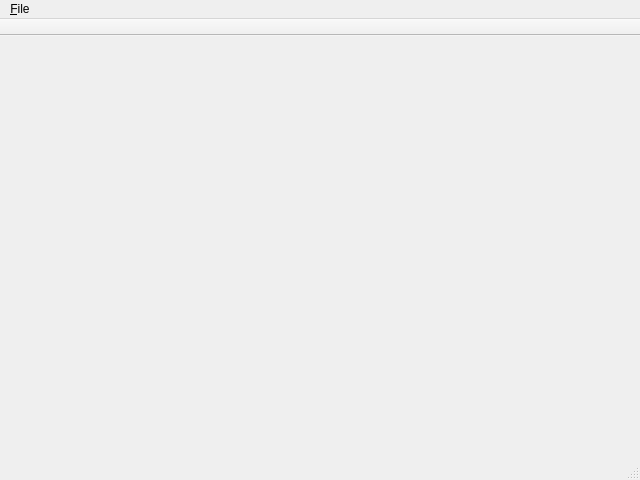
Above: application/ui/swiim.ui from eidorb/swiim before the change. Below: the same form after it.
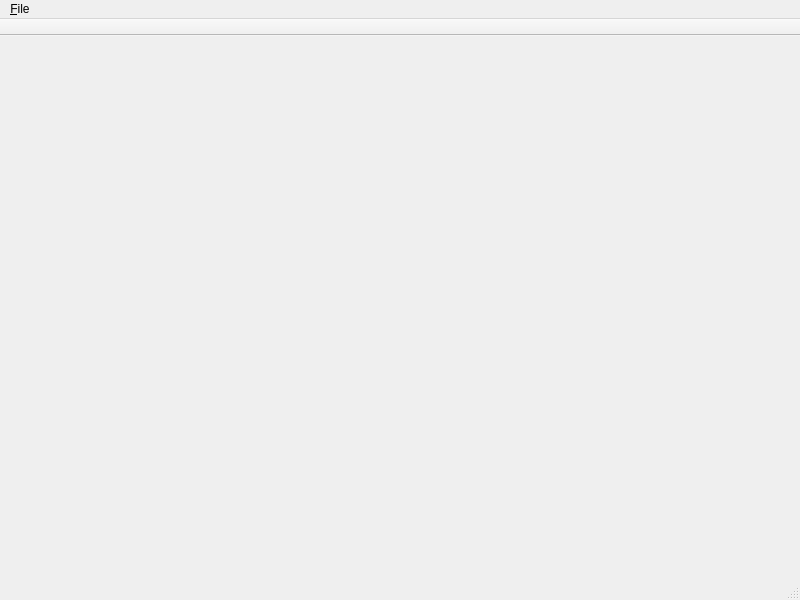
That is the form after the change. Icons and pictures are not drawn.

Commit message: Sizing in swiim form

```diff
--- a/application/ui/swiim.ui
+++ b/application/ui/swiim.ui
@@ -6,10 +6,16 @@
    <rect>
     <x>0</x>
     <y>0</y>
-    <width>640</width>
-    <height>480</height>
+    <width>800</width>
+    <height>600</height>
    </rect>
   </property>
+  <property name="minimumSize">
+   <size>
+    <width>600</width>
+    <height>600</height>
+   </size>
+  </property>
   <property name="windowTitle">
    <string>MainWindow</string>
   </property>
@@ -19,7 +25,7 @@
     <rect>
      <x>0</x>
      <y>0</y>
-     <width>640</width>
+     <width>800</width>
      <height>21</height>
     </rect>
    </property>
@@ -44,7 +50,7 @@
     <enum>TopToolBarArea</enum>
    </attribute>
    <attribute name="toolBarBreak">
-    <bool>true</bool>
+    <bool>false</bool>
    </attribute>
   </widget>
   <action name="actionNew">
```
Left out of the diff: 14 changed lines with no effect on the pictures. The commit also changes 1 other file.
